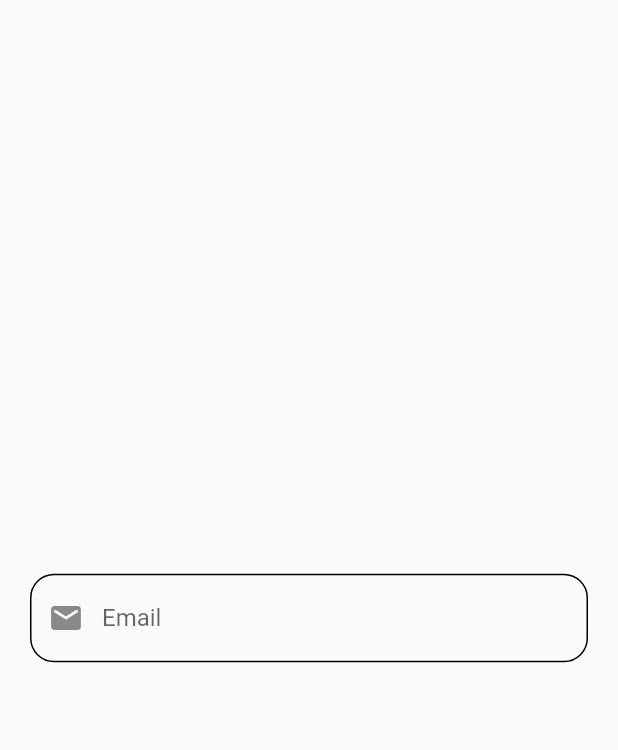
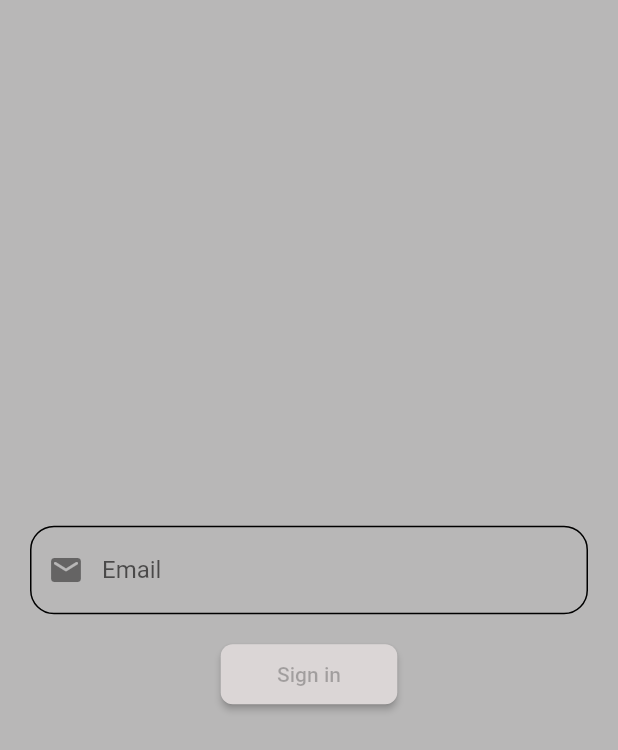
Before and after one commit to RahimCml/auth_app, a Flutter app: the screen it shows after launch, on a phone screen of 412 x 824 dp. Shown: the top 750 px of the screen. Run offline on Flutter 3.47's test engine with Material 2 defaults, Android fonts, the phone set to English and light mode, and no system bars.

Commit message:
Check email validation

```diff
--- a/lib/presentation/screens/login_screen.dart
+++ b/lib/presentation/screens/login_screen.dart
@@ -10,8 +10,10 @@ class HomePage extends StatefulWidget {
 class _HomePageState extends State<HomePage> {
   late TextEditingController emailController;
   late FocusNode emailFocus;
-  RegExp authRegex = RegExp(r"^[a-zA-Z0-9._%+-]+@[a-zA-Z0-9.-]+\.[a-zA-Z]{2,}$");
-  bool emailRegex = false;
+  RegExp authRegex =
+      RegExp(r"^[a-zA-Z0-9._%+-]+@[a-zA-Z0-9.-]+\.[a-zA-Z]{2,}$");
+  bool emailRegex = true;
+  GlobalKey<FormState> formKey = GlobalKey<FormState>();
 
   @override
   void initState() {
@@ -31,26 +33,62 @@ class _HomePageState extends State<HomePage> {
   Widget build(BuildContext context) {
     return Scaffold(
       body: Center(
+        child: Container(
+          color: const Color.fromARGB(73, 18, 17, 17),
           child: Padding(
             padding: const EdgeInsets.symmetric(horizontal: 20),
-          child: TextField(
+            child: Form(
+              key: formKey,
+              child: Column(
+                mainAxisAlignment: MainAxisAlignment.center,
+                children: [
+                  TextFormField(
                     controller: emailController,
                     focusNode: emailFocus,
                     onChanged: (value) {
-              if(authRegex.hasMatch(value)) {
+                      if (value.contains(authRegex)) {
                         emailRegex = true;
+                      } else {
+                        emailRegex = false;
                       }
+                      setState(() {});
+                    },
+                    validator: (value) {
+                      if (!authRegex.hasMatch(value.toString())) {
+                        return 'Fill email field';
+                      }
+                      return null;
                     },
                     decoration: InputDecoration(
                         labelText: 'Email',
                         prefixIcon: const Icon(Icons.email_rounded),
                         enabledBorder: OutlineInputBorder(
-                borderRadius: BorderRadius.circular(16)
-              ),
+                            borderRadius: BorderRadius.circular(16)),
                         focusedBorder: OutlineInputBorder(
                           borderRadius: BorderRadius.circular(16),
-                borderSide: emailRegex ? const BorderSide(color: Colors.blue) : const BorderSide(color: Colors.red),
+                          borderSide: emailRegex
+                              ? const BorderSide(color: Colors.blue)
+                              : const BorderSide(color: Colors.red),
+                        )),
+                  ),
+                  const SizedBox(height: 16),
+                  ElevatedButton(
+                    onPressed: () {
+                      if (formKey.currentState!.validate()) {
+                        print('checked');
+                      }
+                    },
+                    style: ElevatedButton.styleFrom(
+                        primary: const Color.fromARGB(255, 219, 214, 214),
+                        onPrimary: const Color.fromARGB(73, 18, 17, 17),
+                        minimumSize:
+                            Size(MediaQuery.of(context).size.width / 3.5, 40),
+                        shape: RoundedRectangleBorder(
+                            borderRadius: BorderRadius.circular(8))),
+                    child: const Text('Sign in'),
                   )
+                ],
+              ),
             ),
           ),
         ),
```
Lines whose indentation alone changed are shown as unchanged.
